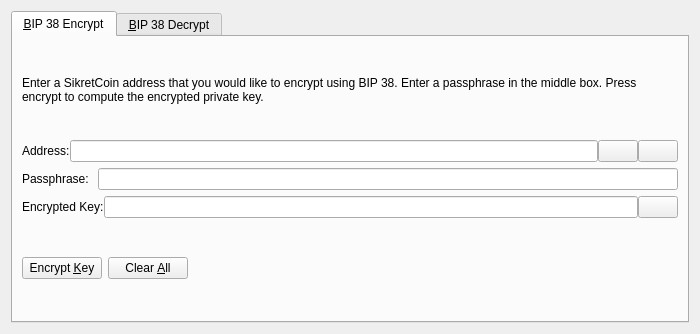
First picture: the form in src/qt/forms/bip38tooldialog.ui, repository undrxcoin/undrxcoin, before the edit.
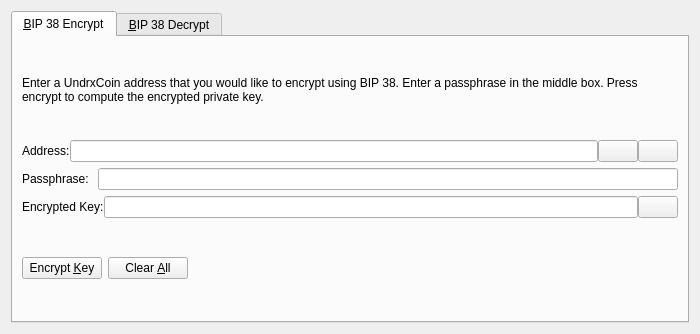
Second picture: the form after the edit. The open tabs and pages were chosen to show the change. Icons and pictures are not drawn. Custom widgets are drawn as their Qt base class.

```diff
--- a/src/qt/forms/bip38tooldialog.ui
+++ b/src/qt/forms/bip38tooldialog.ui
@@ -30,7 +30,7 @@
        <item>
         <widget class="QLabel" name="infoLabel_ENC">
          <property name="text">
-          <string>Enter a SikretCoin address that you would like to encrypt using BIP 38. Enter a passphrase in the middle box. Press encrypt to compute the encrypted private key.</string>
+          <string>Enter a UndrxCoin address that you would like to encrypt using BIP 38. Enter a passphrase in the middle box. Press encrypt to compute the encrypted private key.</string>
          </property>
          <property name="textFormat">
           <enum>Qt::PlainText</enum>
```
Left out of the diff: 24 changed lines with no effect on the pictures.
